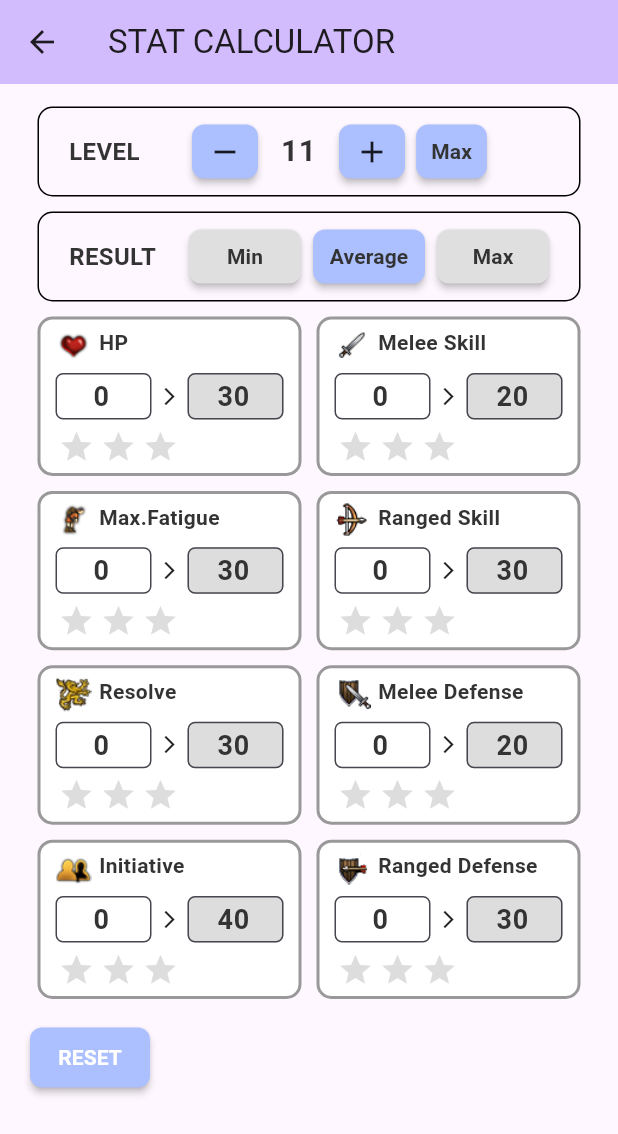
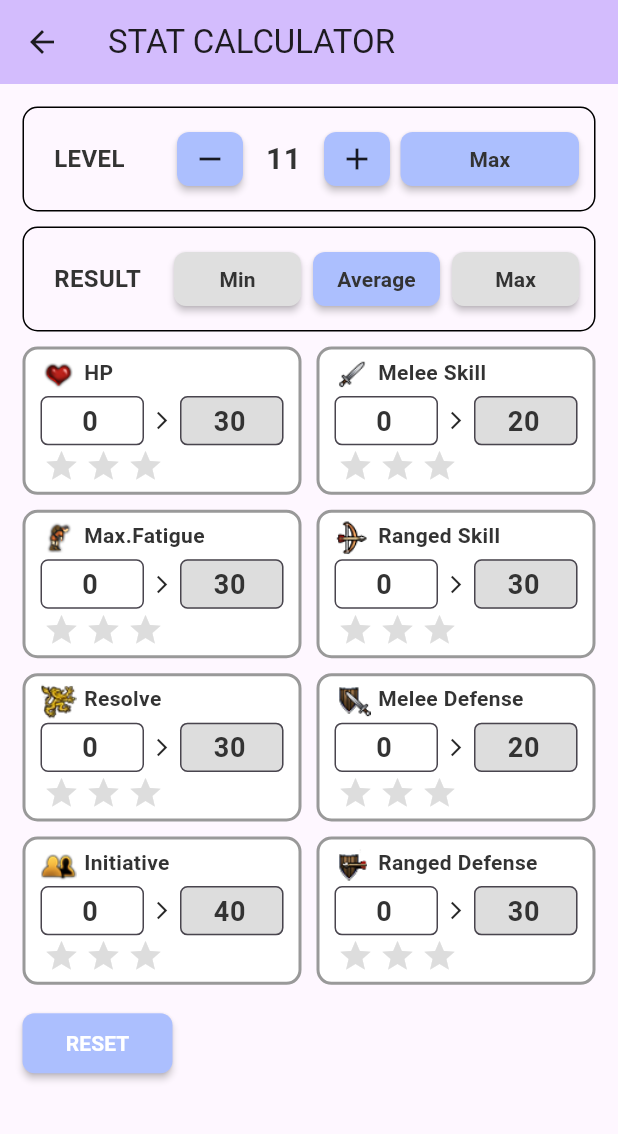
Before and after one commit to jubal2000/Battle-bro-00, a Flutter app: the screen it shows after launch, after a tap on "STAT CALCULATOR", on a phone screen of 412 x 824 dp. Shown: the top 1134 px of the screen. Run offline on Flutter 3.47's test engine with Material 3 defaults, Android fonts, the phone set to English and light mode, and no system bars; drawn by our look-alikes of flutter_rating_bar; our stand-ins replace cached_network_image, cloud_firestore, flutter_riverpod, flutter_screenutil; accounts and stored records are empty.

Commit message:
web version

```diff
--- a/lib/provider/stat_provider.dart
+++ b/lib/provider/stat_provider.dart
@@ -48,6 +48,10 @@ class StatProvider extends ChangeNotifier {
     initStat(0);
   }
 
+  get isMaxLevel {
+    return currentLevel >= levelMax;
+  }
+
   setResultType(int value) {
     resultType = value;
     notifyListeners();
--- a/lib/view/stat_screen.dart
+++ b/lib/view/stat_screen.dart
@@ -31,6 +31,7 @@ class _StatScreenState extends ConsumerState<StatScreen> {
   @override
   Widget build(BuildContext context) {
     final statProv = ref.watch(statProvider);
+    final maxWidth = MediaQuery.of(context).size.width > 400.0 ? 400.0 : MediaQuery.of(context).size.width;
     return Scaffold(
       appBar: AppBar(
         backgroundColor: Theme.of(context).colorScheme.inversePrimary,
@@ -38,7 +39,12 @@ class _StatScreenState extends ConsumerState<StatScreen> {
       ),
       body: SingleChildScrollView(
         child: Container(
-          margin: EdgeInsets.symmetric(horizontal: 20, vertical: 10),
+          alignment: Alignment.center,
+          margin: EdgeInsets.symmetric(horizontal: 10, vertical: 10),
+          child: Container(
+            constraints: BoxConstraints(
+              maxWidth: maxWidth,
+            ),
             child: Column(
               mainAxisAlignment: MainAxisAlignment.center,
               children: [
@@ -47,11 +53,12 @@ class _StatScreenState extends ConsumerState<StatScreen> {
                 GridView.count(
                   shrinkWrap: true,
                   crossAxisCount: 2,
-                childAspectRatio: 1.6,
+                  childAspectRatio: 1.8,
                   children: List<Widget>.of(statProv.statInfo.map((e) => _buildStatItem(e))),
                 ),
                 _buildButtonBox()
               ],
+            ),
           ),
         ),
       ),
@@ -62,7 +69,7 @@ class _StatScreenState extends ConsumerState<StatScreen> {
     final statProv = ref.read(statProvider);
     return Container(
       margin: EdgeInsets.all(5),
-      padding: EdgeInsets.symmetric(vertical: 5, horizontal: 20),
+      padding: EdgeInsets.fromLTRB(20, 10, 10, 10),
       decoration: BoxDecoration(
         borderRadius: BorderRadius.circular(10),
         border: Border.all(width: 1)
@@ -90,10 +97,13 @@ class _StatScreenState extends ConsumerState<StatScreen> {
             child: Icon(Icons.add),
           ),
           SizedBox(width: 5),
+          Expanded(child:
             InkButton(
               onTap: () => statProv.maxLevel,
               contentPadding: EdgeInsets.symmetric(vertical: 6, horizontal: 10),
+              bgColor: statProv.isMaxLevel ? null : GRAY_5,
               child: Text('Max', style: text14bold),
+            ),
           ),
         ],
       )
@@ -104,7 +114,7 @@ class _StatScreenState extends ConsumerState<StatScreen> {
     final statProv = ref.read(statProvider);
     return Container(
       margin: EdgeInsets.all(5),
-      padding: EdgeInsets.symmetric(vertical: 5, horizontal: 20),
+      padding: EdgeInsets.fromLTRB(20, 10, 10, 10),
       decoration: BoxDecoration(
           borderRadius: BorderRadius.circular(10),
           border: Border.all(width: 1)
@@ -164,7 +174,6 @@ class _StatScreenState extends ConsumerState<StatScreen> {
         color: Colors.white
       ),
       child: Column(
-        mainAxisAlignment: MainAxisAlignment.spaceAround,
         crossAxisAlignment: CrossAxisAlignment.start,
         children: [
           Padding(
@@ -181,13 +190,15 @@ class _StatScreenState extends ConsumerState<StatScreen> {
               ],
             ),
           ),
-          Row(
+          Expanded(
+            child: Row(
               mainAxisAlignment: MainAxisAlignment.spaceAround,
               children: [
                 _buildStatValue(stat.type, statMinTextController[stat.type.index], true),
                 Icon(Icons.arrow_forward_ios, size: 14),
                 _buildStatValue(stat.type, statNowTextController[stat.type.index]),
               ],
+            ),
           ),
           Padding(
             padding: EdgeInsets.only(left: 5),
@@ -215,8 +226,9 @@ class _StatScreenState extends ConsumerState<StatScreen> {
   }
 
   _buildStatValue(stat, controller, [bool isCanEdit = false]) {
-    return Expanded(child: Container(
-      margin: EdgeInsets.symmetric(vertical: 5, horizontal: 5),
+    return Expanded(
+      child: Container(
+        margin: EdgeInsets.symmetric(vertical: 2, horizontal: 5),
         alignment: Alignment.center,
         child: TextField(
           controller: controller,
@@ -227,9 +239,10 @@ class _StatScreenState extends ConsumerState<StatScreen> {
             ),
             filled: true,
             fillColor: isCanEdit ? Colors.white : GRAY_10,
-          contentPadding: EdgeInsets.symmetric(horizontal: 5, vertical: 2),
+            contentPadding: EdgeInsets.symmetric(horizontal: 5, vertical: 3),
             floatingLabelBehavior: FloatingLabelBehavior.never,
           ),
+          cursorHeight: 15,
           style: text18bold,
           readOnly: !isCanEdit,
           textAlign: TextAlign.center,
@@ -239,6 +252,7 @@ class _StatScreenState extends ConsumerState<StatScreen> {
             FilteringTextInputFormatter.allow(RegExp(r'[0-9]')),
           ],
           onTap: () {
+            if (!isCanEdit) return;
             controller.clear();
           },
           onChanged: (value) {
@@ -255,7 +269,7 @@ class _StatScreenState extends ConsumerState<StatScreen> {
 
   _buildButtonBox() {
     return Container(
-      margin: EdgeInsets.only(top: 10),
+      margin: EdgeInsets.only(top: 10, left: 5),
       child: Row(
         children: [
           InkButton(
@@ -263,7 +277,7 @@ class _StatScreenState extends ConsumerState<StatScreen> {
               ref.read(statProvider).clear;
             },
             child: Container(
-              width: 80,
+              width: 100,
               height: 40,
               padding:  EdgeInsets.symmetric(horizontal: 14),
               alignment: Alignment.center,
```
Also changed, not shown: 2 other files. Lines whose indentation alone changed are shown as unchanged.
